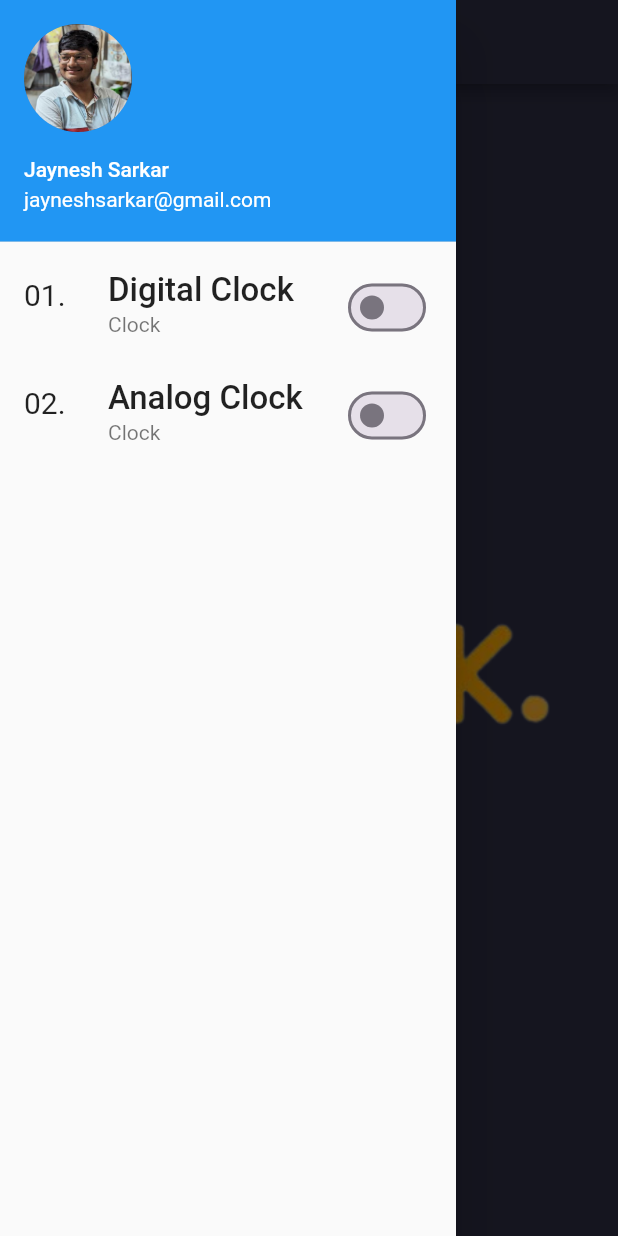
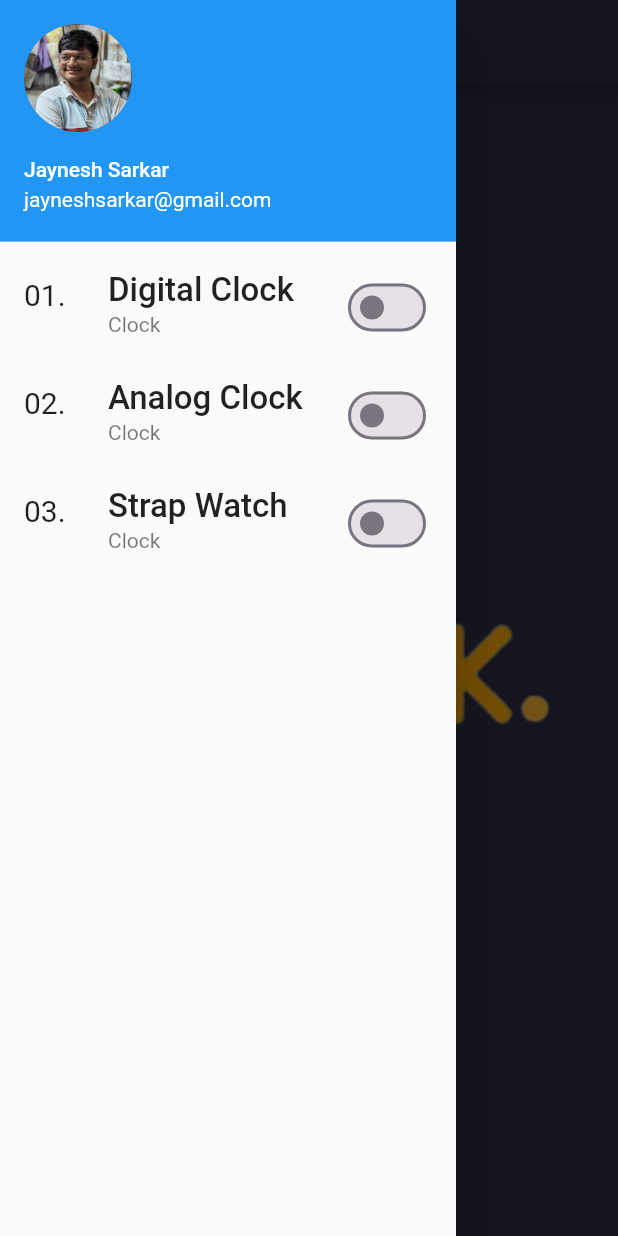
Before and after one commit to SJaynesh/clock_app, a Flutter app: the ClockPage screen opened by its route, with the side drawer open, on a phone screen of 412 x 824 dp. Run offline on Flutter 3.47's test engine with Material 3 defaults, Android fonts, the phone set to English and light mode, and no system bars; our stand-ins replace simple_gradient_text; network calls fail.

Commit message:
Clock App

```diff
--- a/lib/view/screens/clock_page.dart
+++ b/lib/view/screens/clock_page.dart
@@ -15,6 +15,7 @@ class ClockPage extends StatefulWidget {
 class _ClockPageState extends State<ClockPage> {
   bool digitalSwitch = false;
   bool analogSwitch = false;
+  bool strapSwitch = false;
 
   DateTime dateTime = DateTime.now();
 
@@ -150,6 +151,34 @@ class _ClockPageState extends State<ClockPage> {
                 ),
               ),
             ),
+            ListTile(
+              leading: Text(
+                "03.",
+                style: TextStyle(
+                  fontSize: textScaler.scale(20),
+                ),
+              ),
+              title: Text(
+                "Strap Watch",
+                style: TextStyle(
+                  fontSize: textScaler.scale(22),
+                  fontWeight: FontWeight.w500,
+                ),
+              ),
+              subtitle: const Text("Clock"),
+              trailing: Theme(
+                data: ThemeData(
+                  useMaterial3: true,
+                ),
+                child: Switch(
+                  value: strapSwitch,
+                  onChanged: (val) {
+                    strapSwitch = val;
+                    setState(() {});
+                  },
+                ),
+              ),
+            ),
           ],
         ),
       ),
@@ -170,7 +199,7 @@ class _ClockPageState extends State<ClockPage> {
       body: Padding(
         padding: const EdgeInsets.all(16),
         child: Center(
-          child: (!digitalSwitch && !analogSwitch)
+          child: (!digitalSwitch && !analogSwitch && !strapSwitch)
               ? Image.asset("assets/images/clock.png")
               : Stack(
                   alignment: Alignment.center,
@@ -348,7 +377,9 @@ class _ClockPageState extends State<ClockPage> {
                     // 60 Divider
                     ...List.generate(
                       60,
-                      (index) => Transform.rotate(
+                      (index) => Visibility(
+                        visible: analogSwitch,
+                        child: Transform.rotate(
                           angle: (index * (pi * 2)) / 60,
                           child: Divider(
                             color: (index % 5 == 0) ? Colors.red : Colors.white,
@@ -357,18 +388,37 @@ class _ClockPageState extends State<ClockPage> {
                           ),
                         ),
                       ),
+                    ),
+
+                    // CircleAvatar(
+                    //   backgroundColor: Colors.transparent,
+                    //   radius: w * 0.45,
+                    //   foregroundImage:
+                    //       AssetImage("assets/images/clock_preview.png"),
+                    // ),
 
                     // Second
-                    Divider(
+                    Visibility(
+                      visible: analogSwitch,
+                      child: Transform.rotate(
+                        angle: pi / 2,
+                        child: Transform.rotate(
+                          angle: (second * (pi * 2)) / 60,
+                          child: Divider(
                             thickness: 4,
                             color: Colors.green,
                             indent: w * 0.088,
                             endIndent: w * 0.38,
                           ),
+                        ),
+                      ),
+                    ),
 
                     // Minutes
-                    Transform.rotate(
-                      angle: pi * 2,
+                    Visibility(
+                      visible: analogSwitch,
+                      child: Transform.rotate(
+                        angle: (minute * (pi * 2)) / 60 + pi / 2,
                         child: Divider(
                           thickness: 6,
                           color: Colors.yellow,
@@ -376,10 +426,15 @@ class _ClockPageState extends State<ClockPage> {
                           endIndent: w * 0.48,
                         ),
                       ),
+                    ),
 
                     // Hour
-                    Transform.rotate(
-                      angle: pi * 2,
+                    Visibility(
+                      visible: analogSwitch,
+                      child: Transform.rotate(
+                        angle: pi / 2,
+                        child: Transform.rotate(
+                          angle: ((hour + minute / 60) * (pi * 2)) / 12,
                           child: Divider(
                             thickness: 6,
                             color: Colors.red,
@@ -387,10 +442,56 @@ class _ClockPageState extends State<ClockPage> {
                             endIndent: w * 0.48,
                           ),
                         ),
+                      ),
+                    ),
 
                     // Dot
-                    CircleAvatar(
+                    Visibility(
+                      visible: analogSwitch,
+                      child: CircleAvatar(
                         radius: w * 0.02,
+                      ),
+                    ),
+
+                    // STRAP WATCH
+
+                    // Second
+                    Visibility(
+                      visible: strapSwitch,
+                      child: Transform.scale(
+                        scale: 8,
+                        child: CircularProgressIndicator(
+                          strokeWidth: 1,
+                          color: Colors.green,
+                          value: second / 60,
+                        ),
+                      ),
+                    ),
+
+                    // Minute
+                    Visibility(
+                      visible: strapSwitch,
+                      child: Transform.scale(
+                        scale: 7,
+                        child: CircularProgressIndicator(
+                          strokeWidth: 1.2,
+                          color: Colors.yellow,
+                          value: minute / 60,
+                        ),
+                      ),
+                    ),
+
+                    // Hour
+                    Visibility(
+                      visible: strapSwitch,
+                      child: Transform.scale(
+                        scale: 6,
+                        child: CircularProgressIndicator(
+                          strokeWidth: 1.5,
+                          color: Colors.red,
+                          value: (hour + minute / 60) / 12,
+                        ),
+                      ),
                     ),
                   ],
                 ),
```
Also changed, not shown: assets/images/clock_preview.png (added). Lines whose indentation alone changed are shown as unchanged.
